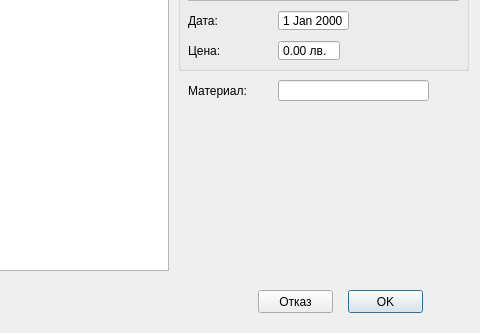
thefinalcutbg/DinoDent, file src/View/ProcedureDialog/ProcedureDialog.ui: the form before one commit; both pictures show x 382 to 862 and y 180 to 513 of the 862 by 513 pixel window.
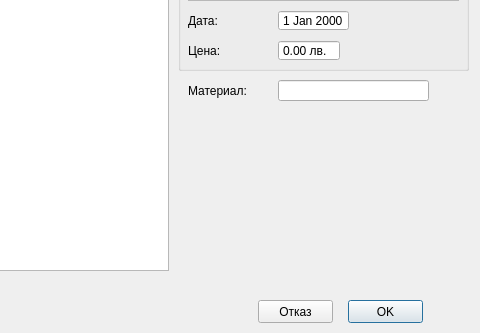
The form after the commit. Custom widgets are drawn as their Qt base class.

```diff
--- a/src/View/ProcedureDialog/ProcedureDialog.ui
+++ b/src/View/ProcedureDialog/ProcedureDialog.ui
@@ -62,7 +62,7 @@
    <property name="geometry">
     <rect>
      <x>730</x>
-     <y>470</y>
+     <y>480</y>
      <width>75</width>
      <height>23</height>
     </rect>
@@ -75,7 +75,7 @@
    <property name="geometry">
     <rect>
      <x>640</x>
-     <y>470</y>
+     <y>480</y>
      <width>75</width>
      <height>23</height>
     </rect>
@@ -247,7 +247,7 @@
    <property name="geometry">
     <rect>
      <x>560</x>
-     <y>290</y>
+     <y>350</y>
      <width>250</width>
      <height>100</height>
     </rect>
@@ -349,6 +349,12 @@
    <extends>QDoubleSpinBox</extends>
    <header location="global">View/uiComponents/qt_derived/spinbox.h</header>
   </customwidget>
+  <customwidget>
+   <class>VitaWidget</class>
+   <extends>QWidget</extends>
+   <header>View/ProcedureDialog/Widgets/vitawidget.h</header>
+   <container>1</container>
+  </customwidget>
  </customwidgets>
  <resources/>
  <connections/>
```
Left out of the diff: 13 changed lines with no effect on the pictures.
